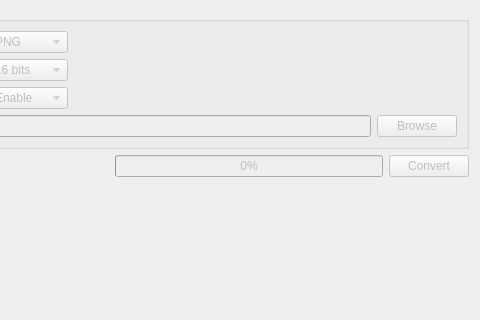
Above: MantidQt/CustomInterfaces/inc/MantidQtCustomInterfaces/Tomography/ImgFormatsConversion.ui from mantidproject/mantid before the change; both pictures show x 174 to 654 and y 106 to 426 of the 654 by 426 pixel window. Below: the same form after it.
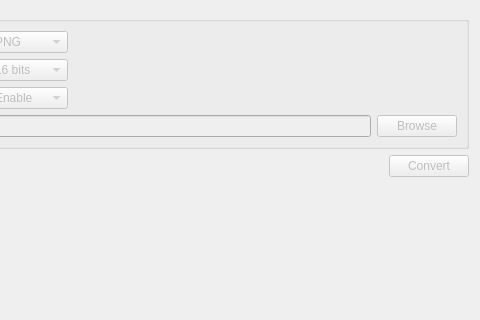
That is the form after the change.

What changed in the file:
```diff
--- a/MantidQt/CustomInterfaces/inc/MantidQtCustomInterfaces/Tomography/ImgFormatsConversion.ui
+++ b/MantidQt/CustomInterfaces/inc/MantidQtCustomInterfaces/Tomography/ImgFormatsConversion.ui
@@ -293,19 +293,6 @@
        </property>
       </spacer>
      </item>
-     <item>
-      <widget class="QProgressBar" name="progressBar">
-       <property name="sizePolicy">
-        <sizepolicy hsizetype="Expanding" vsizetype="Fixed">
-         <horstretch>1</horstretch>
-         <verstretch>0</verstretch>
-        </sizepolicy>
-       </property>
-       <property name="value">
-        <number>0</number>
-       </property>
-      </widget>
-     </item>
      <item>
       <widget class="QPushButton" name="pushButton_3">
        <property name="text">
```
